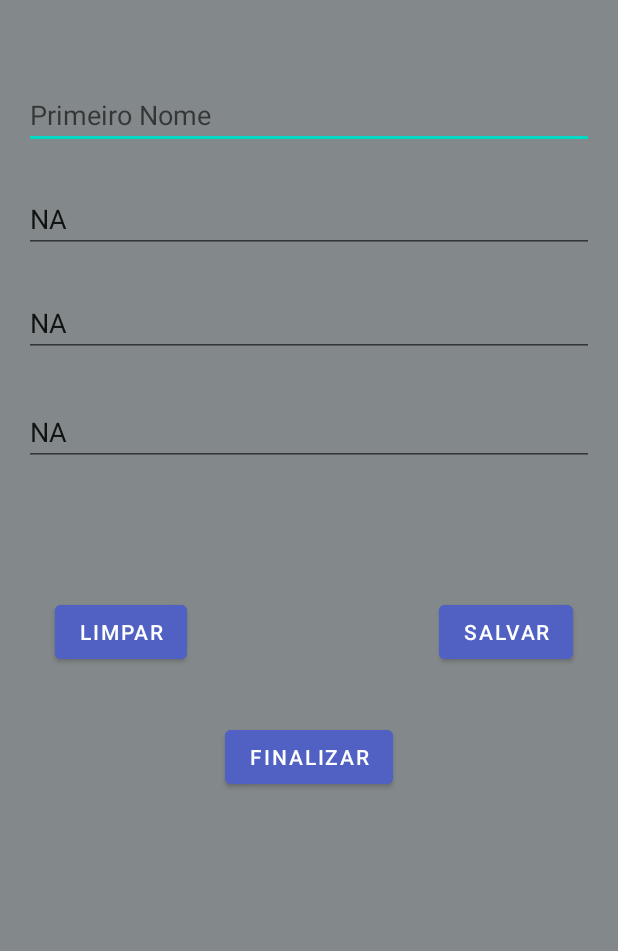
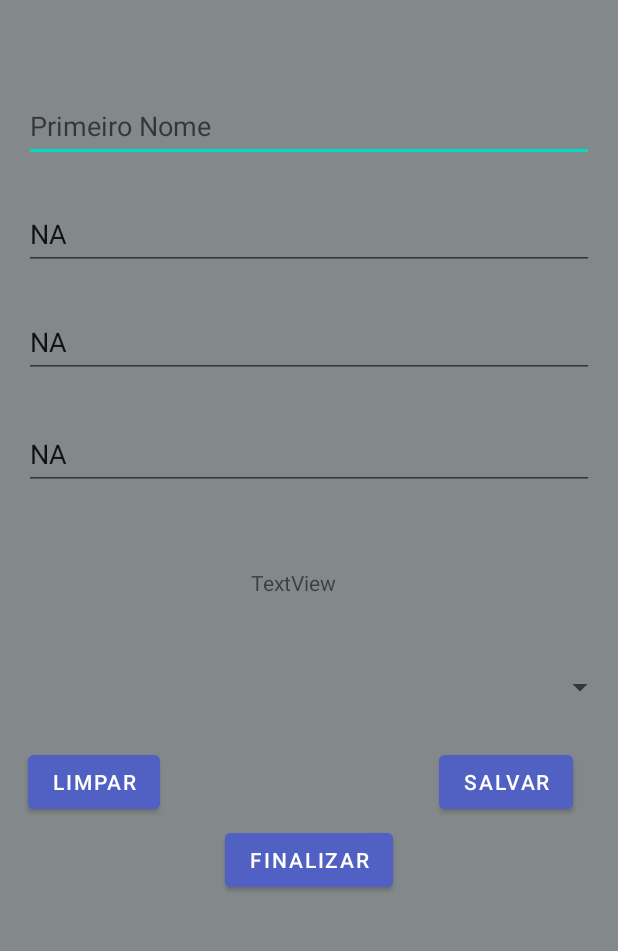
Before and after one commit to ArtleandroMDM/aula-senac, an Android app: the screen it shows after launch (MainActivity), on a phone screen of 412 x 824 dp, the part 195-1146 px from its top. Run offline under Robolectric (Android 15) with nearby library versions, the phone set to English and light mode, and no system bars.

Commit message:
adicionamento
séra uma melhora para o app sendo adicionado uma lista no projeto no momento isso tá sendo feito como
teste  na ListaAluno quando completo sera passado para os outros app nessesario  utilizando spinner (em andamento parado em List<String> listaCursos)

```diff
--- a/Mobile/AppListaAluno/app/src/main/java/defandroide/arthur/applistaaluno/controller/CursoController.java
+++ b/Mobile/AppListaAluno/app/src/main/java/defandroide/arthur/applistaaluno/controller/CursoController.java
@@ -1,4 +1,35 @@
 package defandroide.arthur.applistaaluno.controller;
 
+import java.util.ArrayList;
+import java.util.List;
+
+import defandroide.arthur.applistaaluno.model.Curso;
+
 public class CursoController {
+
+    private  List listcurso;
+
+    public List getListaCursos(){
+
+        listcurso = new ArrayList<Curso>();
+
+        listcurso.add(new Curso("JAVA"));
+        listcurso.add(new Curso("PYTHON"));
+        listcurso.add(new Curso("PHP"));
+        listcurso.add(new Curso("C#"));
+        listcurso.add(new Curso("C++"));
+
+
+        return listcurso;
+    }
+    public ArrayList<String> dadosSpinner(){
+        ArrayList<String> dados = new ArrayList<>();
+        for (int i = 0; i <getListaCursos().size(); i++){
+
+            Curso objeto = (Curso) getListaCursos().get(i);
+
+          dados.add(objeto.getCursoDesejado());
+        }
+        return dados;
+    }
 }
--- a/Mobile/AppListaAluno/app/src/main/java/defandroide/arthur/applistaaluno/model/Curso.java
+++ b/Mobile/AppListaAluno/app/src/main/java/defandroide/arthur/applistaaluno/model/Curso.java
@@ -1,4 +1,19 @@
 package defandroide.arthur.applistaaluno.model;
 
 public class Curso {
+
+    private String CursoDesejado;
+
+    public Curso(String CursoDesejado) {
+        this.CursoDesejado = CursoDesejado;
+    }
+
+    public String getCursoDesejado() {
+        return CursoDesejado;
+    }
+
+    public void setCursoDesejado(String cursoDesejado) {
+        CursoDesejado = cursoDesejado;
+    }
+
 }
--- a/Mobile/AppListaAluno/app/src/main/java/defandroide/arthur/applistaaluno/view/MainActivity.java
+++ b/Mobile/AppListaAluno/app/src/main/java/defandroide/arthur/applistaaluno/view/MainActivity.java
@@ -10,8 +10,12 @@ import android.widget.Button;
 import android.widget.EditText;
 import android.widget.Toast;
 
+import java.util.List;
+
 import defandroide.arthur.applistaaluno.R;
+import defandroide.arthur.applistaaluno.controller.CursoController;
 import defandroide.arthur.applistaaluno.controller.PessoaController;
+import defandroide.arthur.applistaaluno.model.Curso;
 import defandroide.arthur.applistaaluno.model.Pessoa;
 
 public class MainActivity extends AppCompatActivity {
@@ -19,9 +23,11 @@ public class MainActivity extends AppCompatActivity {
 
 
     Pessoa pessoa;
+    List<Curso> listaCursos;
+    CursoController cursoController;
     PessoaController controller;
 
-
+    List<String> listaCur;
 
     EditText id_nome;
     EditText id_sobrenome;
@@ -42,7 +48,14 @@ public class MainActivity extends AppCompatActivity {
         controller = new PessoaController(MainActivity.this);
         controller.toString();
 
+        cursoController = new CursoController();
+
+        listaCursos = cursoController.getListaCursos();
+
+        cursoController.getListaCursos();
+
         pessoa =  new Pessoa();
+
         controller.buscar(pessoa);
 
 
--- a/Mobile/AppListaAluno/app/src/main/res/layout/activity_main.xml
+++ b/Mobile/AppListaAluno/app/src/main/res/layout/activity_main.xml
@@ -22,7 +22,7 @@
     <EditText
         android:id="@+id/editprimeironome"
         android:layout_width="0dp"
-        android:layout_height="39dp"
+        android:layout_height="48dp"
         android:layout_marginStart="16dp"
         android:layout_marginTop="60dp"
         android:layout_marginEnd="16dp"
@@ -47,6 +47,7 @@
         android:ems="10"
         android:hint="@string/txt_hint_edit_sobrenome"
         android:inputType="textPersonName"
+        android:minHeight="48dp"
         app:layout_constraintBottom_toBottomOf="parent"
         app:layout_constraintEnd_toEndOf="parent"
         app:layout_constraintHorizontal_bias="0.502"
@@ -65,6 +66,7 @@
         android:ems="10"
         android:hint="@string/txt_hint_edit_matricula"
         android:inputType="textPersonName"
+        android:minHeight="48dp"
         app:layout_constraintBottom_toBottomOf="parent"
         app:layout_constraintEnd_toEndOf="parent"
         app:layout_constraintHorizontal_bias="0.502"
@@ -83,6 +85,7 @@
         android:ems="10"
         android:hint="@string/txt_hint_edit_cpf"
         android:inputType="textPersonName"
+        android:minHeight="48dp"
         app:layout_constraintBottom_toBottomOf="parent"
         app:layout_constraintEnd_toEndOf="parent"
         app:layout_constraintHorizontal_bias="0.497"
@@ -90,6 +93,30 @@
         app:layout_constraintTop_toBottomOf="@+id/editMatricula"
         app:layout_constraintVertical_bias="0.008"
         tools:ignore="MissingConstraints" />
+
+
+    <TextView
+        android:id="@+id/textView2"
+        android:layout_width="78dp"
+        android:layout_height="20dp"
+        android:layout_marginTop="52dp"
+        android:text="TextView"
+        app:layout_constraintBottom_toBottomOf="parent"
+        app:layout_constraintEnd_toEndOf="parent"
+        app:layout_constraintStart_toStartOf="parent"
+        app:layout_constraintTop_toBottomOf="@+id/editCPF"
+        app:layout_constraintVertical_bias="0.0" />
+
+    <Spinner
+        android:id="@+id/spinner"
+        android:layout_width="409dp"
+        android:layout_height="wrap_content"
+        android:layout_marginBottom="24dp"
+        app:layout_constraintBottom_toTopOf="@+id/btn_limpar"
+        app:layout_constraintEnd_toEndOf="parent"
+        app:layout_constraintStart_toStartOf="parent"
+        app:layout_constraintTop_toBottomOf="@+id/textView2"
+        app:layout_constraintVertical_bias="0.928" />
 
     <Button
         android:id="@+id/btn_limpar"
@@ -101,10 +128,9 @@
         android:text="@string/txt_button_limpar"
         app:layout_constraintBottom_toBottomOf="parent"
         app:layout_constraintEnd_toStartOf="@+id/btn_Salvar"
-        app:layout_constraintHorizontal_bias="1.0"
         app:layout_constraintStart_toStartOf="parent"
         app:layout_constraintTop_toBottomOf="@+id/editCPF"
-        app:layout_constraintVertical_bias="0.069" />
+        app:layout_constraintVertical_bias="0.409" />
 
     <Button
         android:id="@+id/btn_Salvar"
@@ -118,7 +144,7 @@
         app:layout_constraintHorizontal_bias="0.906"
         app:layout_constraintStart_toStartOf="parent"
         app:layout_constraintTop_toBottomOf="@+id/editCPF"
-        app:layout_constraintVertical_bias="0.069" />
+        app:layout_constraintVertical_bias="0.409" />
 
     <Button
         android:id="@+id/btn_Finalizar"
@@ -131,6 +157,8 @@
         app:layout_constraintEnd_toEndOf="parent"
         app:layout_constraintStart_toStartOf="parent"
         app:layout_constraintTop_toBottomOf="@+id/editCPF"
-        app:layout_constraintVertical_bias="0.247" />
+        app:layout_constraintVertical_bias="0.526" />
+
+
 
 </androidx.constraintlayout.widget.ConstraintLayout>
```
